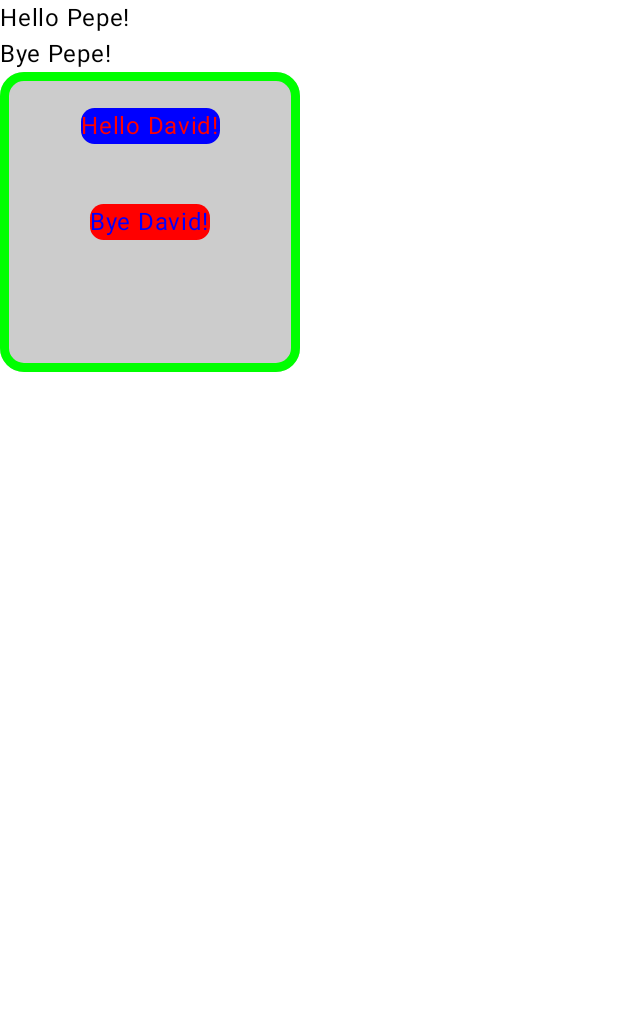
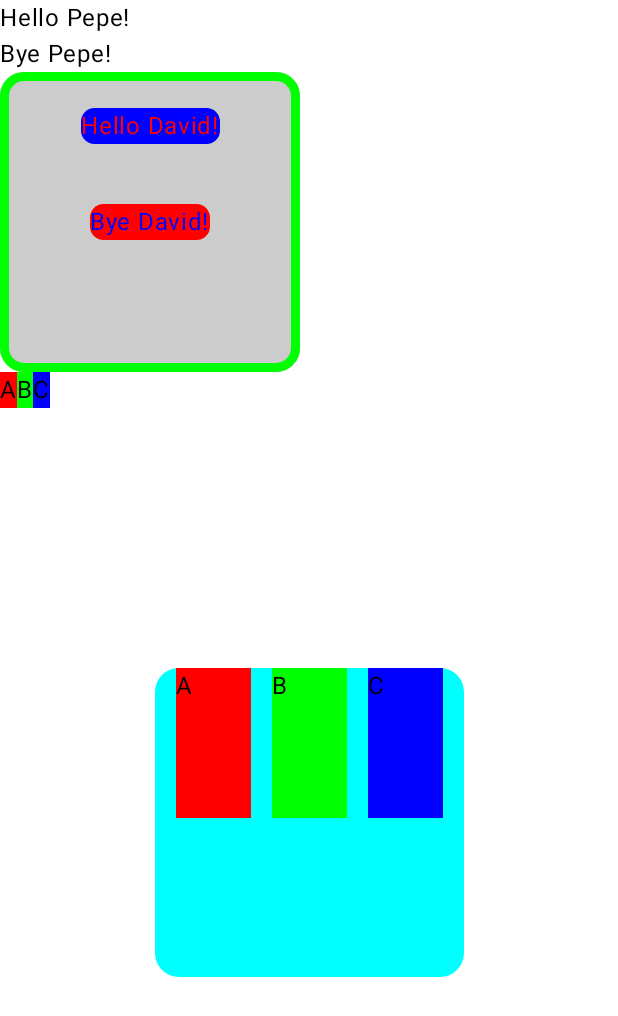
Before and after one commit to davidmartin99/Intf_Peliculas1, an Android app built with Jetpack Compose: the @Preview function GreetingPreview, on a phone screen of 412 x 824 dp. Shown: the top 1016 px of the screen. Run offline under Robolectric (Android 15) with nearby library versions, the phone set to English and light mode, and no system bars.

Commit message:
Interfaces 28/10 .

```diff
--- a/app/src/main/java/com/example/intf_peliculas1/MainActivity.kt
+++ b/app/src/main/java/com/example/intf_peliculas1/MainActivity.kt
@@ -6,10 +6,13 @@ import androidx.activity.compose.setContent
 import androidx.activity.enableEdgeToEdge
 import androidx.compose.foundation.background
 import androidx.compose.foundation.border
+import androidx.compose.foundation.layout.Arrangement
 import androidx.compose.foundation.layout.Box
 import androidx.compose.foundation.layout.BoxWithConstraints
 import androidx.compose.foundation.layout.Column
+import androidx.compose.foundation.layout.Row
 import androidx.compose.foundation.layout.fillMaxSize
+import androidx.compose.foundation.layout.fillMaxWidth
 import androidx.compose.foundation.layout.padding
 import androidx.compose.foundation.layout.size
 import androidx.compose.foundation.shape.RoundedCornerShape
@@ -78,15 +81,55 @@ fun BasicBoxExample(name: String, modifier: Modifier = Modifier){
                 .padding(8.dp)            //Margen
                 .background(Color.Red, shape = RoundedCornerShape(9.dp))
         )
-    }
+    }//Fin Box
+    Row(
+        modifier = Modifier.fillMaxWidth(),
+        horizontalArrangement = Arrangement.Start
+    ) {
+        Text("A", Modifier.background(Color.Red))
+        Text("B", Modifier.background(Color.Green))
+        Text("C", Modifier.background(Color.Blue))
+    }//Fin Row
 }//Fin BasicBoxExample
 
 @Composable
-fun AdaptiveBoxExample(name: String, modifier: Modifier = Modifier){
-    BoxWithConstraints {
+fun AdaptiveBoxSize(name: String, modifier: Modifier = Modifier) {
+    BoxWithConstraints(
         modifier = modifier.fillMaxSize()
+    ) {
+        val screenWidth = maxWidth
+
+        val sizeCategory = when {
+            screenWidth < 400.dp -> "Small"
+            screenWidth < 600.dp -> "Medium"
+            else -> "Large"
+        }
+        val boxSize = when (sizeCategory) {
+            "Small" -> screenWidth * 0.6f
+            "Medium" -> screenWidth * 0.5f
+            else -> screenWidth * 0.4f
+        }
+        Box(
+            modifier
+                .size(boxSize)
+                .background(Color.Cyan, shape = RoundedCornerShape(16.dp))
+                .align(Alignment.Center)
+        ) {
+            Row(
+                modifier = Modifier.fillMaxWidth(),
+                horizontalArrangement = Arrangement.SpaceEvenly,
+                verticalAlignment = Alignment.Bottom
+
+            ) {
+                Text("A", Modifier.size(50.dp, 100.dp).background(Color.Red))
+                Text("B", Modifier.size(50.dp, 100.dp).background(Color.Green))
+                Text("C", Modifier.size(50.dp, 100.dp).background(Color.Blue))
+            }//Fin Row
+        }
     }
 }//Fin AdaptiveBoxExample
+
+
 
 // Preview nos permite ver las cosas de interfaz de usuario
 @Preview(showBackground = true)
@@ -96,6 +139,7 @@ fun GreetingPreview() {
         Column {
             Greeting("Pepe")
             BasicBoxExample("David")
+            AdaptiveBoxSize("")
         }
     }
 }//Fin GreetingPreview
```
